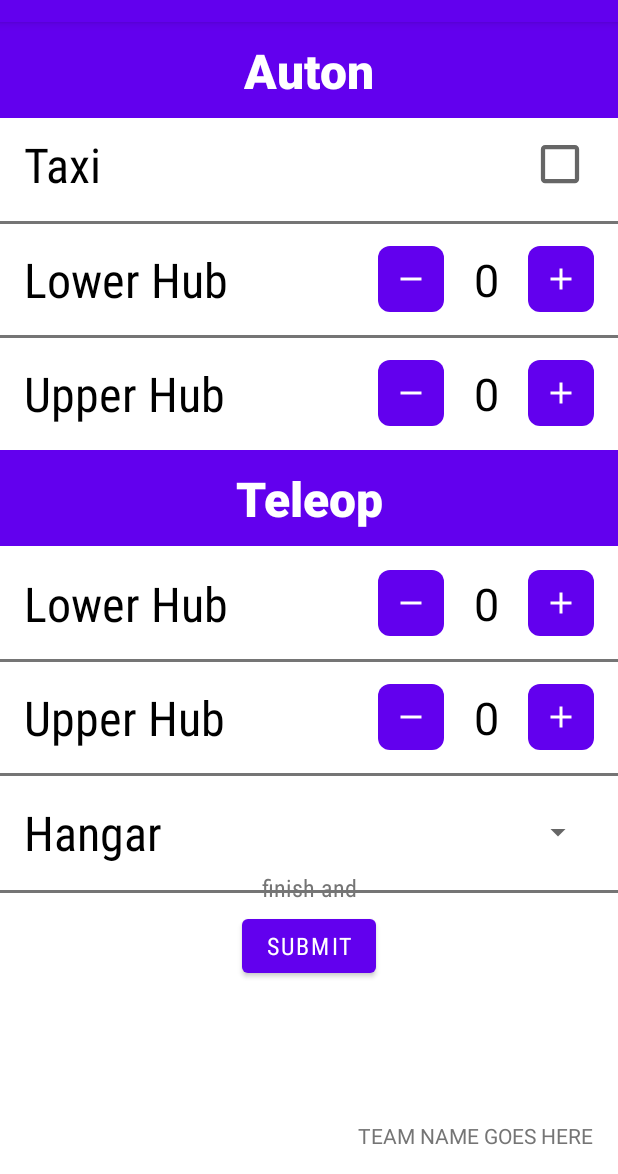
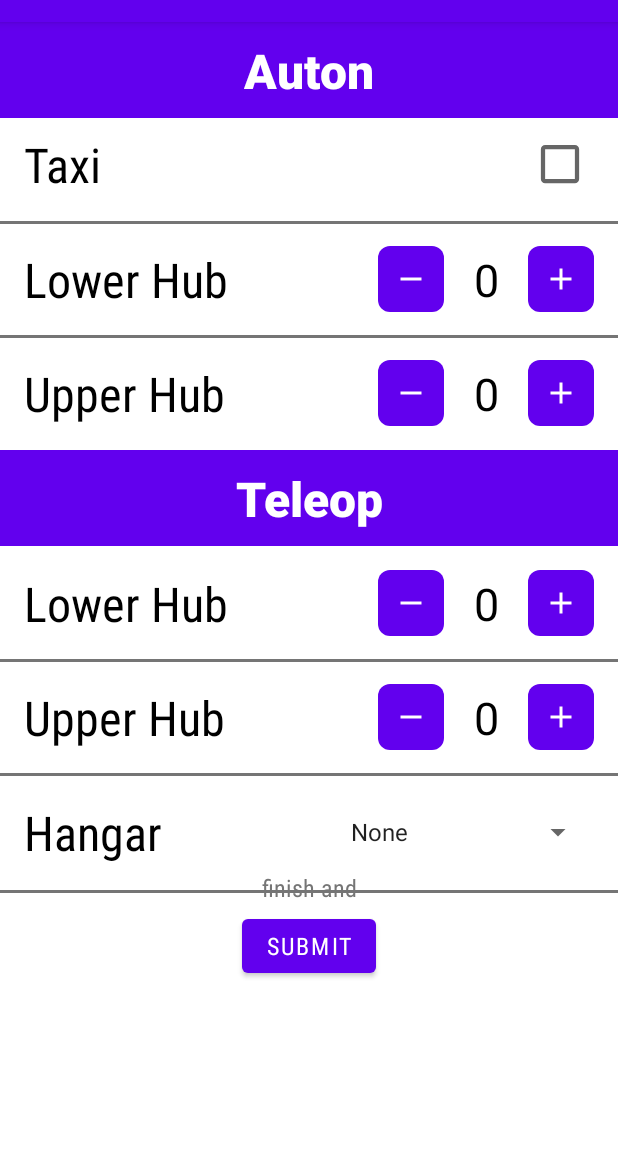
Before and after one commit to SalineSingularityFRC/ScoutApp2022, an Android app: the MatchActivity screen opened directly, with no data from a screen before it, on a phone screen of 412 x 824 dp, the part 62-1236 px from its top. Run offline under Robolectric (Android 15) with nearby library versions, the phone set to English and light mode, and no system bars; 1 statement that could not run was skipped.

Commit message:
MatchActivity finished

```diff
--- a/app/src/main/java/team/singularity/scoutapp2022/Counter.java
+++ b/app/src/main/java/team/singularity/scoutapp2022/Counter.java
@@ -17,64 +17,68 @@ package team.singularity.scoutapp2022;
 
 import android.view.View;
 import android.widget.Button;
+import android.widget.ImageButton;
 import android.widget.TextView;
 
 /// A class that encapsulates two buttons and a text box
 public class Counter {
     private int count = 0;
-    public final Button addBtn, subBtn;
+    public final ImageButton addBtn, subBtn;
     public final TextView counterTv;
 
     /// Get count
-    public int getCount() { return this.count; }
+    public int getCount() {
+        return count;
+    }
 
     /// Increment count
     public void inc(int a) {
-        this.count += a;
+        count += a;
+        display();
     }
 
     /// Decrement count
     public void dec(int a) {
-        if (this.count < 1) return;
-        this.count -= a;
+        if (count < 1) return;
+        count -= a;
+        display();
     }
 
-    public void setCount(int count) {
-        this.count = count;
-        this.counterTv.setText(this.count);
+    public void setCount(int i) {
+        count = i;
+        display();
     }
 
-    /// Display count in this.counter
+    /// Display count in counter
     public void display() {
-        this.counterTv.setText(this.count);
+        counterTv.setText(String.valueOf(count));
     }
 
-    Counter(Button add, Button sub, TextView counter) {
+    Counter(ImageButton add, ImageButton sub, TextView counter) {
         // Initialize buttons and textView
         this.addBtn = add;
         this.subBtn = sub;
-        this.counterTv = counter;
+        counterTv = counter;
 
         // Add listeners to buttons
         // TODO remove boilerplate
         this.addBtn.setOnClickListener(new View.OnClickListener() {
             public void onClick(View v) {
                 inc(1);
-                display();
             }
         });
+
         this.subBtn.setOnClickListener(new View.OnClickListener() {
             public void onClick(View v) {
                 dec(1);
-                display();
             }
         });
     }
 
-    Counter(View view, int counterId) {
+    Counter(View counter) {
         //TODO: This looks ugly reusing "view.findViewById(counterId)" should fix that
-        this(view.findViewById(counterId).findViewById(R.id.addBtn),
-                view.findViewById(counterId).findViewById(R.id.subBtn),
-                view.findViewById(counterId).findViewById(R.id.counterTv));
+        this(counter.findViewById(R.id.addBtn),
+                counter.findViewById(R.id.subBtn),
+                counter.findViewById(R.id.counterTv));
     }
 }
--- a/app/src/main/java/team/singularity/scoutapp2022/MatchActivity.java
+++ b/app/src/main/java/team/singularity/scoutapp2022/MatchActivity.java
@@ -1,14 +1,29 @@
 package team.singularity.scoutapp2022;
 
+import android.content.Intent;
 import android.os.Bundle;
 import android.util.Log;
+import android.view.View;
 import android.view.ViewGroup;
+import android.widget.ArrayAdapter;
+import android.widget.Button;
+import android.widget.CheckBox;
+import android.widget.Spinner;
 import android.widget.TextView;
 import androidx.appcompat.app.AppCompatActivity;
 
 public final class MatchActivity extends AppCompatActivity {
 
     private static final String TAG = "Match Activity";
+    CheckBox taxiCb;
+    Counter  lowerHubCounterAuton;
+    Counter  upperHubCounterAuton;
+    Counter  lowerHubCounterTele;
+    Counter  upperHubCounterTele;
+    Spinner  hangarSp;
+    TextView team;
+    String   number;
+    Button   submitBtn;
 
     protected void onCreate(Bundle savedInstanceState) {
         super.onCreate(savedInstanceState);
@@ -18,17 +33,35 @@ public final class MatchActivity extends AppCompatActivity {
         //    startActivity(); //go back to the last activity
         //}
 
-        final ViewGroup view = (ViewGroup) ((ViewGroup) this
+        final ViewGroup VIEW = (ViewGroup) ((ViewGroup) this
                 .findViewById(android.R.id.content)).getChildAt(0);
+        taxiCb               = VIEW.findViewById(R.id.taxiCb);
+        lowerHubCounterAuton = new Counter(VIEW.findViewById(R.id.lowerHubCounterAuton));
+        upperHubCounterAuton = new Counter(VIEW.findViewById(R.id.upperHubCounterAuton));
+        lowerHubCounterTele  = new Counter(VIEW.findViewById(R.id.lowerHubCounterTele));
+        upperHubCounterTele  = new Counter(VIEW.findViewById(R.id.upperHubCounterTele));
+        hangarSp             = VIEW.findViewById(R.id.monkeyBarThingSp);
+        team                 = this.findViewById(R.id.team);
+        number               = String.valueOf(this.getIntent().getExtras().get("Team Number"));
+        submitBtn            = VIEW.findViewById(R.id.submitBtn);
 
-        //should probably have it be able to run before adding in more complexity
-        Counter lowerHubCounterAuton = new Counter(view, R.id.lowerHubCounterAuton);
-        Counter upperHubCounterAuton = new Counter(view, R.id.upperHubCounterAuton);
+        //set spinner values
+        ArrayAdapter<CharSequence> adapter = ArrayAdapter.createFromResource(this,
+                R.array.hanger_array, android.R.layout.simple_spinner_item);
+        adapter.setDropDownViewResource(android.R.layout.simple_spinner_dropdown_item);
+        hangarSp.setAdapter(adapter);
 
-        TextView team = (TextView) this.findViewById(R.id.team);
-        //casting to an int didn't seem to work
-        int number = Integer.parseInt(String.valueOf(this.getIntent().getExtras().get("Team Number")));
-        Log.i("7G7 Bluetooth", "Team Number: " + number);
+        Log.i(TAG, "Team Number: " + number);
         team.setText(number);
+
+        submitBtn.setOnClickListener(new View.OnClickListener() {
+            @Override
+            public void onClick(View view) {
+                //write data to pi here:
+
+                //go back to MainActivity
+                startActivity(new Intent(getBaseContext(), MainActivity.class));
+            }
+        });
     }
 }
--- a/app/src/main/res/layout/activity_match.xml
+++ b/app/src/main/res/layout/activity_match.xml
@@ -168,7 +168,7 @@
 
     <Spinner
         android:id="@+id/monkeyBarThingSp"
-        android:layout_width="140dp"
+        android:layout_width="170dp"
         android:layout_height="45dp"
         android:layout_marginTop="32dp"
         android:layout_marginEnd="16dp"
@@ -190,7 +190,7 @@
         app:layout_constraintTop_toTopOf="@+id/monkeyBarThingSp" />
 
     <Button
-        android:id="@+id/button"
+        android:id="@+id/submitBtn"
         android:layout_width="wrap_content"
         android:layout_height="wrap_content"
         android:layout_marginBottom="128dp"
@@ -210,7 +210,7 @@
         android:text="finish and"
         android:textColor="@color/gray"
         android:textSize="16sp"
-        app:layout_constraintBottom_toTopOf="@+id/button"
+        app:layout_constraintBottom_toTopOf="@+id/submitBtn"
         app:layout_constraintEnd_toEndOf="parent"
         app:layout_constraintStart_toStartOf="parent" />
 
--- a/app/src/main/res/values/strings.xml
+++ b/app/src/main/res/values/strings.xml
@@ -1,6 +1,5 @@
 <resources>
     <string name="app_name">ScoutApp2022</string>
-    <string name="version">should probably use this</string>
 
     <string-array name="hanger_array">
         <item>None</item>
```
